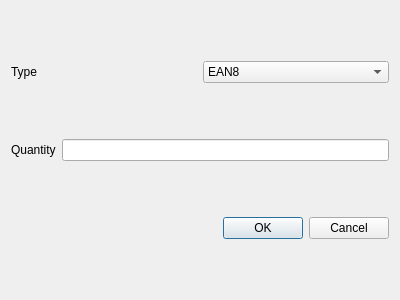
Old version of the form generatedialog.ui in the repository MikhailBersenev/EANScannerEmu.
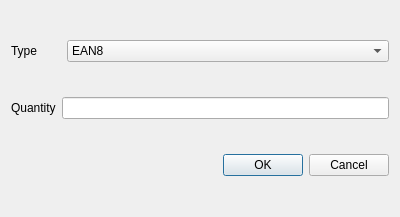
New version of the form.

Commit message:
Enhance UI with Material Design theme and improve font rendering
- Updated dialog and main window UI elements to support a new Material Design dark theme.
- Added a stylesheet (styles.qss) for consistent styling across the application.
- Configured font settings for better text rendering in the main application.
- Adjusted the timeout slider properties for improved user experience.

Patch:
```diff
--- a/generatedialog.ui
+++ b/generatedialog.ui
@@ -7,9 +7,27 @@
     <x>0</x>
     <y>0</y>
     <width>400</width>
-    <height>300</height>
+    <height>217</height>
    </rect>
   </property>
+  <property name="minimumSize">
+   <size>
+    <width>400</width>
+    <height>217</height>
+   </size>
+  </property>
+  <property name="maximumSize">
+   <size>
+    <width>400</width>
+    <height>217</height>
+   </size>
+  </property>
+  <property name="baseSize">
+   <size>
+    <width>400</width>
+    <height>217</height>
+   </size>
+  </property>
   <property name="windowTitle">
    <string>Generate</string>
   </property>
@@ -19,12 +37,18 @@
      <item>
       <widget class="QLabel" name="TypeLabel">
        <property name="text">
-        <string>Type</string>
+        <string>Type       </string>
        </property>
       </widget>
      </item>
      <item>
       <widget class="QComboBox" name="comboBox">
+       <property name="sizePolicy">
+        <sizepolicy hsizetype="Expanding" vsizetype="Fixed">
+         <horstretch>0</horstretch>
+         <verstretch>0</verstretch>
+        </sizepolicy>
+       </property>
        <item>
         <property name="text">
          <string>EAN8</string>
```
The commit also changes 5 other files.
